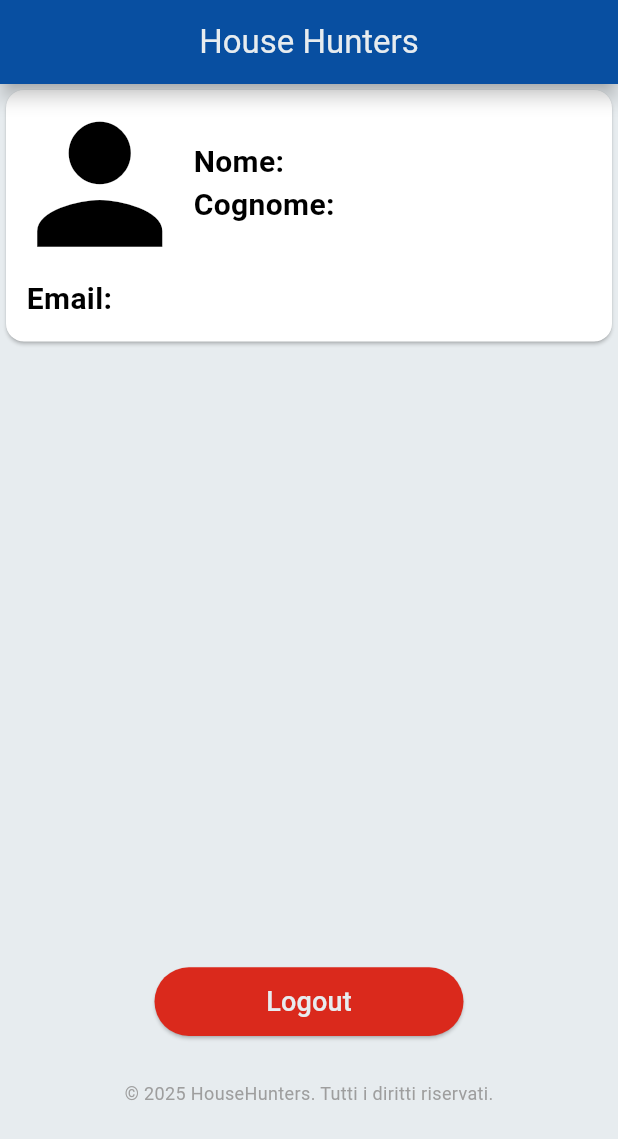
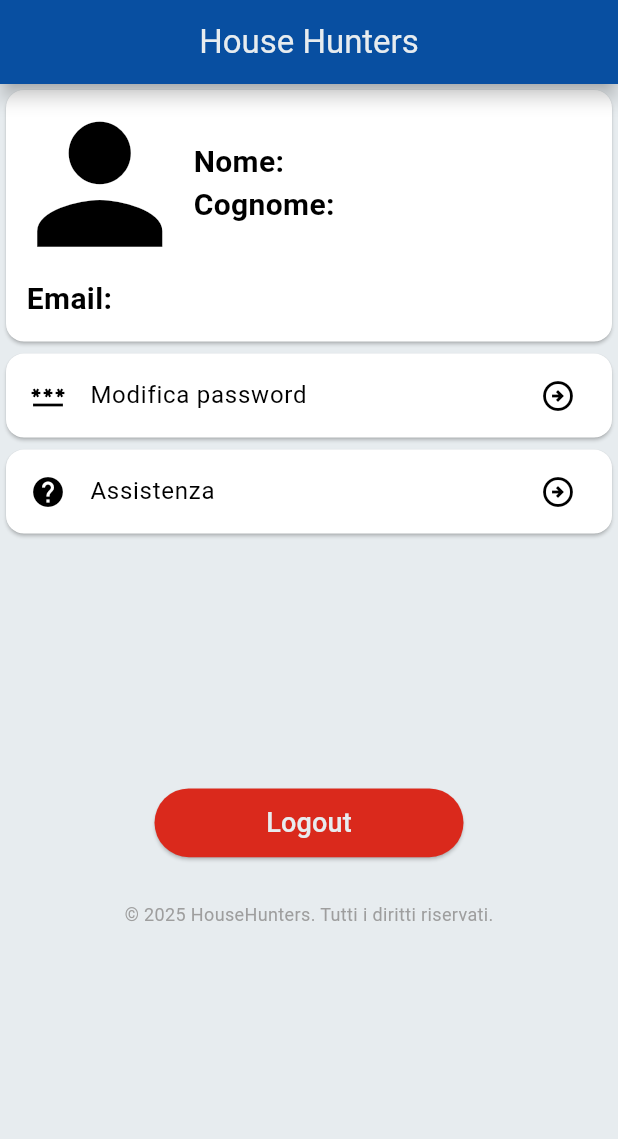
Before and after one commit to luke03b/INGSW2425_026, a Flutter app: the ProfiloPage screen opened directly, on a phone screen of 412 x 824 dp. Shown: the top 1139 px of the screen. Run offline on Flutter 3.47's test engine with Material 3 defaults, Android fonts, the phone set to English and light mode, and no system bars; our stand-ins replace carousel_slider, flutter_svg, font_awesome_flutter, google_maps_flutter, jwt_decoder, readmore and 2 more; missing offline and left inert: amazon_cognito_identity_dart_2, amplify_auth_cognito, amplify_flutter; accounts and stored records are empty.

Commit message:
aggiunta logica di login se user è di tipo "agente", aggiunti bottoni in profilo page in base al gruppo dell'utente. (i bottoni non sono funzionanti)

```diff
--- a/lib/pages/agente_pages/agente_prenotazioni_page.dart
+++ b/lib/pages/agente_pages/agente_prenotazioni_page.dart
@@ -178,8 +178,9 @@ class _AgentePrenotazioniPageState extends State<AgentePrenotazioniPage> {
                   SizedBox(width: MediaQuery.of(context).size.width/45,),
                   SizedBox(width: MediaQuery.of(context).size.width/45,),
                   Text("Email: ", style: TextStyle(fontSize: scaleFactor * GRANDEZZA_SCRITTE_PICCOLE, fontWeight: FontWeight.bold, color: coloreScritte)),
-                  Expanded(
+                 Expanded(
                       child: FittedBox(
+                        alignment: Alignment.centerLeft,
                         fit: BoxFit.scaleDown,
                         child: Align(
                           alignment: Alignment.centerLeft,
--- a/lib/pages/auth_pages/initial_page.dart
+++ b/lib/pages/auth_pages/initial_page.dart
@@ -35,7 +35,7 @@ class _InitialPageState extends State<InitialPage> {
               } else if (adminSnapshot.hasError){
                 return Scaffold(body: Center(child: Text('Errore durante il caricamento della pagina'),),);
               } else {
-                if (userGroup == 'admin') {
+                if (userGroup == 'admin' || userGroup == "agente") {
                   return ControllorePagineAgente();
                 }
                 return ControllorePagine();
--- a/lib/pages/auth_pages/login_page.dart
+++ b/lib/pages/auth_pages/login_page.dart
@@ -124,8 +124,8 @@ class _LoginPageState extends State<LoginPage> {
       });
     }
 
-    if (userGroup == 'admin'){
-      debugPrint('Admin action');
+    if (userGroup == 'admin' || userGroup == 'agente'){
+      debugPrint('Admin action or Agente action');
       Navigator.pushNamedAndRemoveUntil(context, '/ControllorePagineAgente', (r) => false);
     } else if (userGroup == 'cliente') {
       debugPrint('Cliente action');
--- a/lib/pages/cliente_pages/cliente_crea_prenotazione.dart
+++ b/lib/pages/cliente_pages/cliente_crea_prenotazione.dart
@@ -1,9 +1,7 @@
 import 'dart:convert';
 import 'package:domus_app/utils/my_pop_up_widgets.dart';
 import 'package:flutter/material.dart';
-import 'package:font_awesome_flutter/font_awesome_flutter.dart';
 import 'package:http/http.dart' as http;
-import 'package:intl/date_symbol_data_file.dart';
 import 'package:intl/intl.dart';
 
 IconData _getWeatherIcon(int weatherCode) {
--- a/lib/pages/cliente_pages/cliente_prenotazioni_page.dart
+++ b/lib/pages/cliente_pages/cliente_prenotazioni_page.dart
@@ -1,7 +1,6 @@
 import 'package:carousel_slider/carousel_slider.dart';
 import 'package:domus_app/pages/cliente_pages/cliente_annuncio_page.dart';
 import 'package:flutter/material.dart';
-import 'package:font_awesome_flutter/font_awesome_flutter.dart';
 
 class ClientePrenotazioniPage extends StatefulWidget {
   const ClientePrenotazioniPage({super.key});
--- a/lib/pages/profilo_page.dart
+++ b/lib/pages/profilo_page.dart
@@ -2,6 +2,7 @@ import 'package:domus_app/services/aws_cognito.dart';
 import 'package:domus_app/utils/my_buttons_widgets.dart';
 import 'package:domus_app/utils/my_pop_up_widgets.dart';
 import 'package:flutter/material.dart';
+import 'package:font_awesome_flutter/font_awesome_flutter.dart';
 
 class ProfiloPage extends StatefulWidget {
   const ProfiloPage({super.key});
@@ -15,6 +16,7 @@ class _ProfiloPageState extends State<ProfiloPage> {
   String? nomeUtenteLoggato;
   String? cognomeUtenteLoggato;
   String? mailUtenteLoggato;
+  String? gruppoUtenteLoggato;
 
    @override
   void initState() {
@@ -86,8 +88,106 @@ class _ProfiloPageState extends State<ProfiloPage> {
             ),
           ),
 
+          Visibility(
+            visible: gruppoUtenteLoggato == "admin",
+            child: GestureDetector(
+              onTap: (){debugPrint("admin creato!!");},
+              child: Card(
+              color: Colors.white,
+              child: ListTile(
+                title: Text("Aggiungi admin", style: TextStyle(color: Colors.black),),
+                leading: Icon(Icons.person_add, color: Colors.black,),
+                trailing: Wrap(
+                  crossAxisAlignment: WrapCrossAlignment.center,
+                  spacing: 12,
+                  children: <Widget>[
+                    Icon(Icons.arrow_circle_right_outlined, color: Colors.black,),
+                  ],
+                ),
+              ),
+            ),
+            ),
+          ),
 
-          SizedBox(height: MediaQuery.sizeOf(context).height/2),
+          Visibility(
+            visible: gruppoUtenteLoggato == "agente" || gruppoUtenteLoggato == "admin",
+            child: GestureDetector(
+              onTap: (){debugPrint("agente creato!!");},
+              child: Card(
+              color: Colors.white,
+              child: ListTile(
+                title: Text("Aggiungi agente immobiliare", style: TextStyle(color: Colors.black),),
+                leading: Icon(Icons.person_add, color: Colors.black,),
+                trailing: Wrap(
+                  crossAxisAlignment: WrapCrossAlignment.center,
+                  spacing: 12,
+                  children: <Widget>[
+                    Icon(Icons.arrow_circle_right_outlined, color: Colors.black,),
+                  ],
+                ),
+              ),
+            ),
+            ),
+          ),
+
+          GestureDetector(
+              onTap: (){debugPrint("password cambiata!!");},
+              child: Card(
+              color: Colors.white,
+              child: ListTile(
+                title: Text("Modifica password", style: TextStyle(color: Colors.black),),
+                leading: Icon(Icons.password, color: Colors.black,),
+                trailing: Wrap(
+                  crossAxisAlignment: WrapCrossAlignment.center,
+                  spacing: 12,
+                  children: <Widget>[
+                    Icon(Icons.arrow_circle_right_outlined, color: Colors.black,),
+                  ],
+                ),
+              ),
+            ),
+          ),
+
+          GestureDetector(
+              onTap: (){debugPrint("assistenza!!");},
+              child: Card(
+              color: Colors.white,
+              child: ListTile(
+                title: Text("Assistenza", style: TextStyle(color: Colors.black),),
+                leading: Icon(Icons.help, color: Colors.black,),
+                trailing: Wrap(
+                  crossAxisAlignment: WrapCrossAlignment.center,
+                  spacing: 12,
+                  children: <Widget>[
+                    Icon(Icons.arrow_circle_right_outlined, color: Colors.black,),
+                  ],
+                ),
+              ),
+            ),
+          ),
+
+          Visibility(
+            visible: gruppoUtenteLoggato == "cliente",
+            child: GestureDetector(
+              onTap: (){debugPrint("account eliminato!!");},
+              child: Card(
+              color: Colors.white,
+              child: ListTile(
+                title: Text("Elimina account", style: TextStyle(color: Colors.black),),
+                leading: Icon(Icons.delete, color: Colors.black,),
+                trailing: Wrap(
+                  crossAxisAlignment: WrapCrossAlignment.center,
+                  spacing: 12,
+                  children: <Widget>[
+                    Icon(Icons.arrow_circle_right_outlined, color: Colors.black,),
+                  ],
+                ),
+              ),
+            ),
+            ),
+          ),
+
+          SizedBox(height: MediaQuery.sizeOf(context).height/5),
           MyElevatedButtonWidget(
             text: "Logout",
             onPressed: (){
@@ -128,11 +228,13 @@ class _ProfiloPageState extends State<ProfiloPage> {
     String? nomeUtenteLoggatoTemp = await AWSInstance.recuperaNomeUtenteLoggato();
     String? cognomeUtenteLoggatoTemp = await AWSInstance.recuperaCognomeUtenteLoggato();
     String? mailUtenteLoggatoTemp = await AWSInstance.recuperaEmailUtenteLoggato();
+    String? gruppoUtenteLoggatoTemp = await AWSInstance.recuperaGruppoUtenteLoggato();
 
     setState(() {
       nomeUtenteLoggato = nomeUtenteLoggatoTemp;
       cognomeUtenteLoggato = cognomeUtenteLoggatoTemp;
       mailUtenteLoggato = mailUtenteLoggatoTemp;
+      gruppoUtenteLoggato = gruppoUtenteLoggatoTemp;
     });
   }
 }
--- a/pubspec.yaml
+++ b/pubspec.yaml
@@ -53,6 +53,7 @@ dependencies:
   amplify_core: ^2.6.0
   google_maps_flutter: ^2.10.0
   intl: ^0.19.0
+  http: ^1.3.0
 
 dev_dependencies:
   flutter_test:
```
Also changed, not shown: pubspec.lock.
